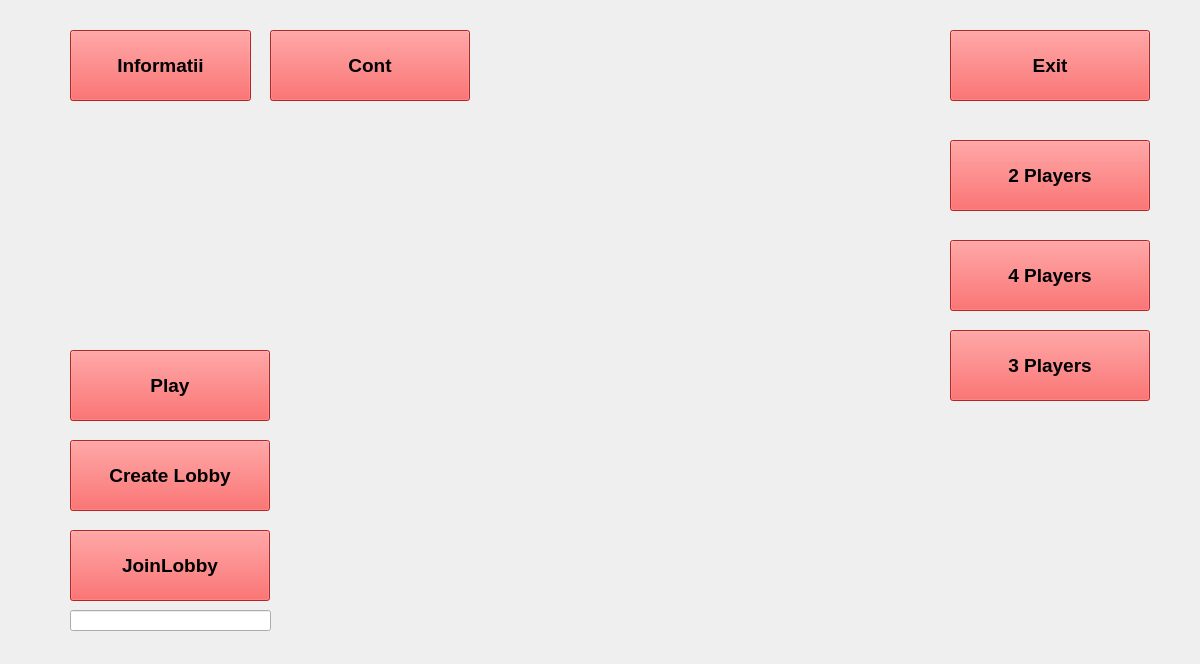
This is Client1/MainPage.ui in Paul-Podoleanu/ProjectModernCpp as Qt 5 draws it before an edit. The edited form follows.
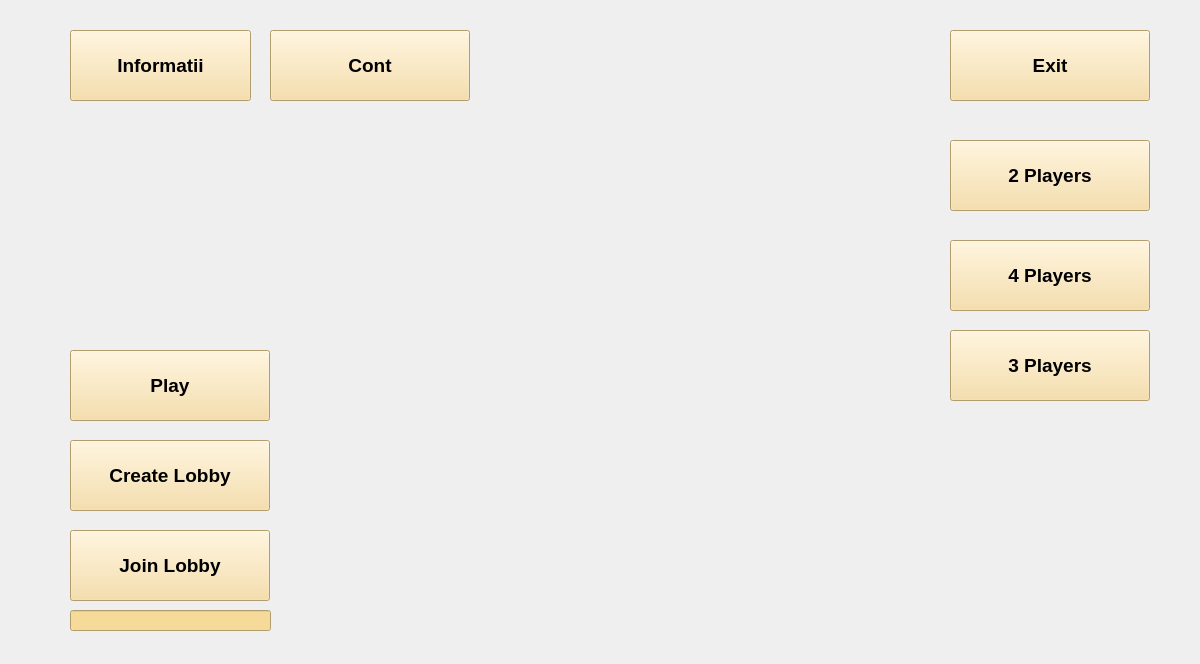
This is the edited form. Icons and pictures are not drawn.

Commit message: Inbunatariri pentru UI, bug fix legat de stylesheet

```diff
--- a/Client1/MainPage.ui
+++ b/Client1/MainPage.ui
@@ -34,7 +34,8 @@
      </font>
     </property>
     <property name="styleSheet">
-     <string notr="true">background-color:rgb(255, 51, 51)</string>
+     <string notr="true">background: none;
+background-color: rgb(246, 218, 153);</string>
     </property>
     <property name="text">
      <string>Informatii</string>
@@ -57,7 +58,8 @@
      </font>
     </property>
     <property name="styleSheet">
-     <string notr="true">background-color:rgb(255, 51, 51)</string>
+     <string notr="true">background: none;
+background-color: rgb(246, 218, 153);</string>
     </property>
     <property name="text">
      <string>Cont</string>
@@ -80,7 +82,8 @@
      </font>
     </property>
     <property name="styleSheet">
-     <string notr="true">background-color:rgb(255, 51, 51)</string>
+     <string notr="true">background: none;
+background-color: rgb(246, 218, 153);</string>
     </property>
     <property name="text">
      <string>Exit</string>
@@ -103,7 +106,8 @@
      </font>
     </property>
     <property name="styleSheet">
-     <string notr="true">background-color:rgb(255, 51, 51)</string>
+     <string notr="true">background: none;
+background-color: rgb(246, 218, 153);</string>
     </property>
     <property name="text">
      <string>Play</string>
@@ -126,7 +130,8 @@
      </font>
     </property>
     <property name="styleSheet">
-     <string notr="true">background-color:rgb(255, 51, 51)</string>
+     <string notr="true">background: none;
+background-color: rgb(246, 218, 153);</string>
     </property>
     <property name="text">
      <string>2 Players</string>
@@ -149,7 +154,8 @@
      </font>
     </property>
     <property name="styleSheet">
-     <string notr="true">background-color:rgb(255, 51, 51)</string>
+     <string notr="true">background: none;
+background-color: rgb(246, 218, 153);</string>
     </property>
     <property name="text">
      <string>3 Players</string>
@@ -172,7 +178,8 @@
      </font>
     </property>
     <property name="styleSheet">
-     <string notr="true">background-color:rgb(255, 51, 51)</string>
+     <string notr="true">background: none;
+background-color: rgb(246, 218, 153);</string>
     </property>
     <property name="text">
      <string>4 Players</string>
@@ -195,10 +202,11 @@
      </font>
     </property>
     <property name="styleSheet">
-     <string notr="true">background-color:rgb(255, 51, 51)</string>
+     <string notr="true">background: none;
+background-color: rgb(246, 218, 153);</string>
     </property>
     <property name="text">
-     <string>JoinLobby</string>
+     <string>Join Lobby</string>
     </property>
    </widget>
    <widget class="QLineEdit" name="OwnerName">
@@ -210,6 +218,10 @@
       <height>21</height>
      </rect>
     </property>
+    <property name="styleSheet">
+     <string notr="true">background: none;
+background-color: rgb(246, 218, 153);</string>
+    </property>
    </widget>
    <widget class="QPushButton" name="Lobby">
     <property name="geometry">
@@ -228,7 +240,8 @@
      </font>
     </property>
     <property name="styleSheet">
-     <string notr="true">background-color:rgb(255, 51, 51)</string>
+     <string notr="true">background: none;
+background-color: rgb(246, 218, 153);</string>
     </property>
     <property name="text">
      <string>Create Lobby</string>
```
The commit also changes 1 other file.
